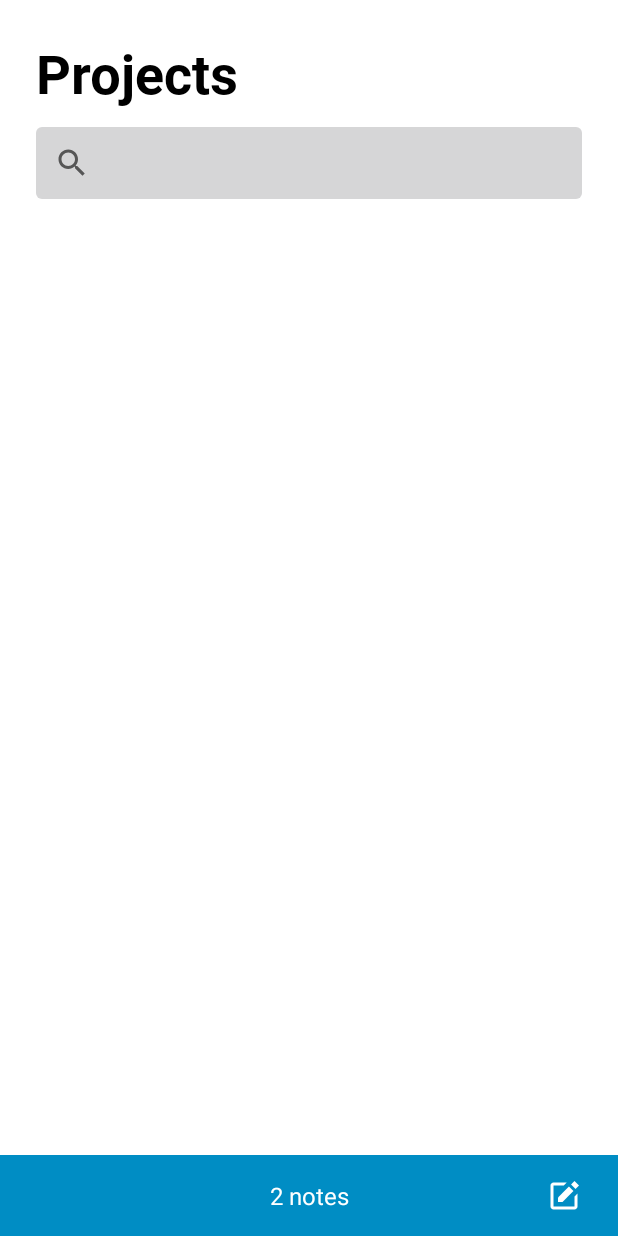
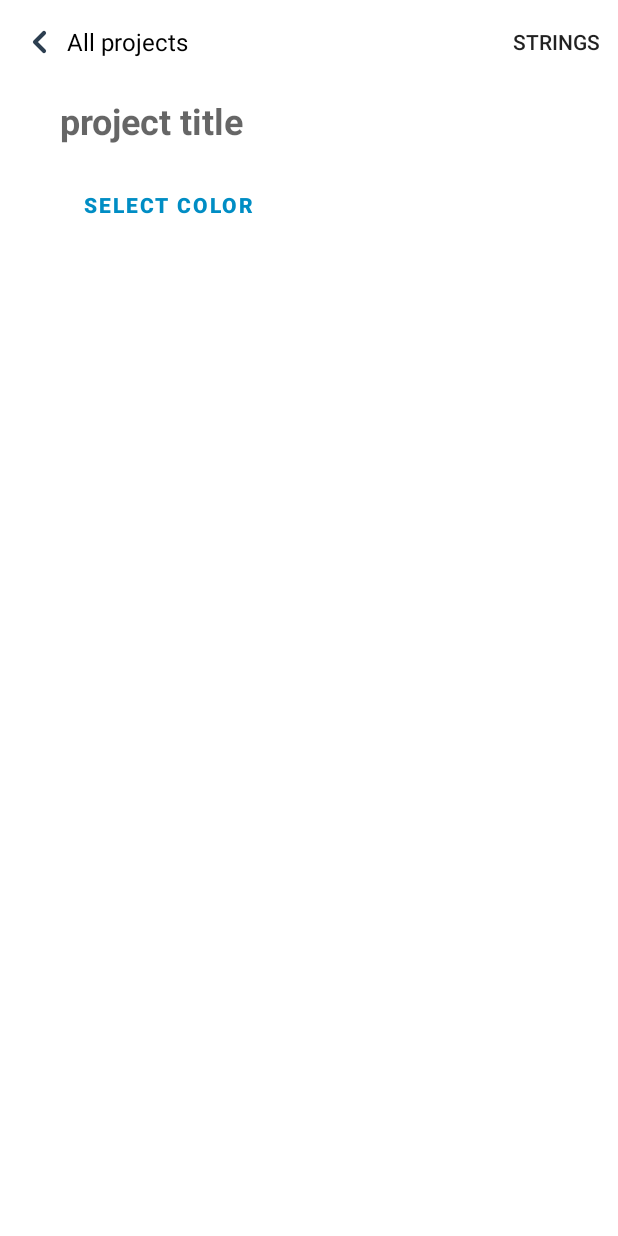
Before and after one commit to Akyikat/NoteApp, an Android app: the layout create_project_activity.xml on its own in the app's theme, with its tools: preview values and no code run, on a phone screen of 412 x 824 dp. Run offline under Robolectric (Android 15) with nearby library versions, the phone set to English and light mode, and no system bars.

Commit message:
Android res linking failed

```diff
--- a/app/src/main/AndroidManifest.xml
+++ b/app/src/main/AndroidManifest.xml
@@ -12,6 +12,7 @@
         android:supportsRtl="true"
         android:theme="@style/Theme.NoteApplication">
         <activity android:name=".ui.task.TaskListActivity"/>
+        <activity android:name=".ui.create_project.CreateProjectActivity"/>
         <activity android:name=".ui.project.ProjectActivity">
             <intent-filter>
                 <action android:name="android.intent.action.MAIN" />
--- a/app/src/main/java/com/example/noteapplication/ui/create_project/CreateProjectActivity.kt
+++ b/app/src/main/java/com/example/noteapplication/ui/create_project/CreateProjectActivity.kt
@@ -7,6 +7,7 @@ import android.view.MenuItem
 import com.example.noteapplication.R
 import com.example.noteapplication.base.BaseActivity
 import com.example.noteapplication.showToast
+import kotlinx.android.synthetic.main.create_project_activity.*
 
 class CreateProjectActivity : BaseActivity<CreateProjectViewModel>(
     R.layout.create_project_activity,
@@ -26,7 +27,7 @@ class CreateProjectActivity : BaseActivity<CreateProjectViewModel>(
     }
 
     override fun setupViews() {
-        setSupportActionBar(toolbar)
+        setSupportActionBar(toolbar_add_project)
         supportActionBar?.title = resources.getString(R.string.create_project)
         supportActionBar?.setHomeButtonEnabled(true)
         supportActionBar?.setDisplayHomeAsUpEnabled(true)
--- /dev/null
+++ b/app/src/main/res/drawable-v24/ic_back.xml
@@ -0,0 +1,13 @@
+<vector xmlns:android="http://schemas.android.com/apk/res/android"
+    android:width="10dp"
+    android:height="16dp"
+    android:viewportWidth="10"
+    android:viewportHeight="16">
+  <path
+      android:pathData="M8,2L2,8L8,14"
+      android:strokeLineJoin="round"
+      android:strokeWidth="2.75"
+      android:fillColor="#00000000"
+      android:strokeColor="#2C3E50"
+      android:strokeLineCap="round"/>
+</vector>
--- a/app/src/main/res/layout/create_project_activity.xml
+++ b/app/src/main/res/layout/create_project_activity.xml
@@ -1,73 +1,57 @@
+<?xml version="1.0" encoding="utf-8"?>
 <androidx.constraintlayout.widget.ConstraintLayout xmlns:android="http://schemas.android.com/apk/res/android"
     xmlns:app="http://schemas.android.com/apk/res-auto"
     xmlns:tools="http://schemas.android.com/tools"
     android:layout_width="match_parent"
     android:layout_height="match_parent"
-    tools:context=".ui.project.ProjectActivity">
+    tools:context=".ui.create_project.CreateProjectActivity">
 
-    <TextView
-        android:id="@+id/main_title"
-        android:layout_width="wrap_content"
-        android:layout_height="wrap_content"
-        android:text="@string/projects"
-        style="@style/title_style"
-        app:layout_constraintStart_toStartOf="parent"
-        app:layout_constraintTop_toTopOf="parent" />
-
-    <androidx.appcompat.widget.SearchView
-        android:id="@+id/search_view"
+    <androidx.appcompat.widget.Toolbar
+        android:id="@+id/toolbar_add_project"
         android:layout_width="match_parent"
         android:layout_height="wrap_content"
-        app:layout_constraintTop_toBottomOf="@id/main_title"
-        android:background="@drawable/custom_search_view"
-        android:layout_marginTop="@dimen/search_margin_top"
-        android:layout_marginStart="@dimen/search_margin_horizontal"
-        android:layout_marginEnd="@dimen/search_margin_horizontal"/>
+        app:layout_constraintTop_toTopOf="parent"
+        app:menu="@menu/toolbar_create_project">
 
-    <androidx.recyclerview.widget.RecyclerView
-        android:id="@+id/list_projects"
-        android:layout_width="match_parent"
-        android:layout_height="@dimen/recycler_height"
-        android:layout_marginTop="@dimen/recycler_top"
-        app:layout_constraintTop_toBottomOf="@id/search_view"
-        app:layout_constraintBottom_toTopOf="@id/bottom_navigation"/>
-
-    <androidx.constraintlayout.widget.ConstraintLayout
-        android:id="@+id/bottom_navigation"
-        android:layout_width="match_parent"
-        android:layout_height="@dimen/bottom_nav_height"
-        android:background="@color/bottom_nav"
-        app:layout_constraintBottom_toBottomOf="parent">
-
-        <ImageView
+        <ImageButton
             android:layout_width="wrap_content"
             android:layout_height="wrap_content"
-            app:layout_constraintStart_toStartOf="parent"
-            app:layout_constraintTop_toTopOf="parent"
-            app:layout_constraintBottom_toBottomOf="parent"
-            android:layout_marginStart="@dimen/bottom_nav_margins"
-            android:src="@drawable/ic_it_academy"/>
+            android:background="@drawable/ic_back"
+            android:layout_marginStart="@dimen/dp_21"/>
 
         <TextView
             android:layout_width="wrap_content"
             android:layout_height="wrap_content"
-            app:layout_constraintStart_toStartOf="parent"
-            app:layout_constraintEnd_toEndOf="parent"
-            app:layout_constraintTop_toTopOf="parent"
-            app:layout_constraintBottom_toBottomOf="parent"
-            tools:text="2 notes"
-            android:textSize="@dimen/mini_text_size"
-            android:textColor="@color/white"/>
+            android:text="@string/all_projects"
+            android:layout_marginStart="@dimen/dp_13"
+            android:textSize="@dimen/sp_16"
+            android:textColor="@android:color/black"/>
 
-        <ImageButton
-            android:layout_width="wrap_content"
-            android:layout_height="wrap_content"
-            android:background="@drawable/ic_btn_edit"
-            app:layout_constraintEnd_toEndOf="parent"
-            app:layout_constraintTop_toTopOf="parent"
-            app:layout_constraintBottom_toBottomOf="parent"
-            android:layout_marginEnd="@dimen/bottom_nav_margins"/>
+    </androidx.appcompat.widget.Toolbar>
 
-    </androidx.constraintlayout.widget.ConstraintLayout>
+    <EditText
+        android:id="@+id/et_add_project_title"
+        android:layout_width="wrap_content"
+        android:layout_height="wrap_content"
+        android:layout_marginStart="@dimen/dp_40"
+        android:layout_marginTop="@dimen/dp_8"
+        android:hint="@string/add_a_project_title"
+        android:textSize="@dimen/sp_24"
+        android:textStyle="bold"
+        android:background="@null"
+        app:layout_constraintTop_toBottomOf="@id/toolbar_add_project"
+        app:layout_constraintStart_toStartOf="parent"/>
+
+    <Button
+        android:id="@+id/btn_color"
+        android:layout_width="wrap_content"
+        android:layout_height="wrap_content"
+        android:text="@string/select_color"
+        android:textColor="@color/bottom_nav"
+        android:textStyle="bold"
+        android:background="@android:color/transparent"
+        android:layout_marginTop="@dimen/dp_16"
+        app:layout_constraintTop_toBottomOf="@id/et_add_project_title"
+        app:layout_constraintStart_toStartOf="@id/et_add_project_title"/>
 
 </androidx.constraintlayout.widget.ConstraintLayout>
--- a/app/src/main/res/values/colors.xml
+++ b/app/src/main/res/values/colors.xml
@@ -8,4 +8,6 @@
     <color name="black">#FF000000</color>
     <color name="white">#FFFFFFFF</color>
     <color name="bottom_nav">#008DC4</color>
+    <color name="colorGrey">#DCDCDF</color>
+    <color name="backgroundBottomNav">#008DC4</color>
 </resources>
--- a/app/src/main/res/values/dimens.xml
+++ b/app/src/main/res/values/dimens.xml
@@ -10,4 +10,21 @@
     <dimen name="recycler_top">16dp</dimen>
     <dimen name="recycler_height">0dp</dimen>
     <dimen name="bottom_nav_height">54dp</dimen>
+    <dimen name="circle_size">48dp</dimen>
+    <dimen name="dp_20">20dp</dimen>
+    <dimen name="dp_50">50dp</dimen>
+    <dimen name="dp_30">30dp</dimen>
+    <dimen name="dp_35">35dp</dimen>
+    <dimen name="dp_25">25dp</dimen>
+    <dimen name="dp_16">16dp</dimen>
+    <dimen name="sp_24">24sp</dimen>
+    <dimen name="dp_40">40dp</dimen>
+    <dimen name="dp_8">8dp</dimen>
+    <dimen name="dp_13">13dp</dimen>
+    <dimen name="sp_16">16sp</dimen>
+    <dimen name="dp_21">21dp</dimen>
+    <dimen name="empty_image_margins">150dp</dimen>
+    <dimen name="dp_0">0dp</dimen>
+    <dimen name="dp_24">24dp</dimen>
+    <dimen name="bottom_sheet_text_margins">24dp</dimen>
 </resources>
--- a/app/src/main/res/values/strings.xml
+++ b/app/src/main/res/values/strings.xml
@@ -5,4 +5,7 @@
     <string name="input_create_project">Add a project title</string>
     <string name="select_color">Select color</string>
     <string name="create_project">Create project</string>
+    <string name="all_projects">All projects</string>
+    <string name="add_a_project_title">project title</string>
+    <string name="colors">colors</string>
 </resources>
--- a/app/src/main/res/values/styles.xml
+++ b/app/src/main/res/values/styles.xml
@@ -2,9 +2,9 @@
     <!-- Base application theme. -->
     <style name="AppTheme" parent="Theme.AppCompat.Light.NoActionBar">
         <!-- Customize your theme here. -->
-        <item name="colorPrimary">@color/backgroundBottomNav</item>
-        <item name="colorPrimaryDark">@color/PrimaryDark</item>
-        <item name="colorAccent">@color/bottom_nav</item>
+        <item name="colorPrimary">@color/bottom_nav</item>
+        <item name="colorPrimaryDark">@color/purple_700</item>
+        <item name="colorAccent">@color/backgroundBottomNav</item>
     </style>
 
     <style name="title_style">
```
Also changed, not shown: app/src/main/java/com/example/noteapplication/Utils.kt (+16 -0 lines), app/src/main/java/com/example/noteapplication/ui/color_sheet/ColorBottomSheetAdapter.kt (added, +55 -0 lines), app/src/main/java/com/example/noteapplication/ui/color_sheet/ColorBottomSheetDialogFragment.kt (added, +39 -0 lines), app/src/main/java/com/example/noteapplication/ui/project/ProjectActivity.kt (+10 -0 lines), app/src/main/res/drawable-v24/color_circle.xml (added, +10 -0 lines), app/src/main/res/layout/activity_main.xml (+4 -4 lines), app/src/main/res/layout/item_color.xml (added, +17 -0 lines), app/src/main/res/layout/layout_color_bottom_sheet.xml (added, +26 -0 lines).
